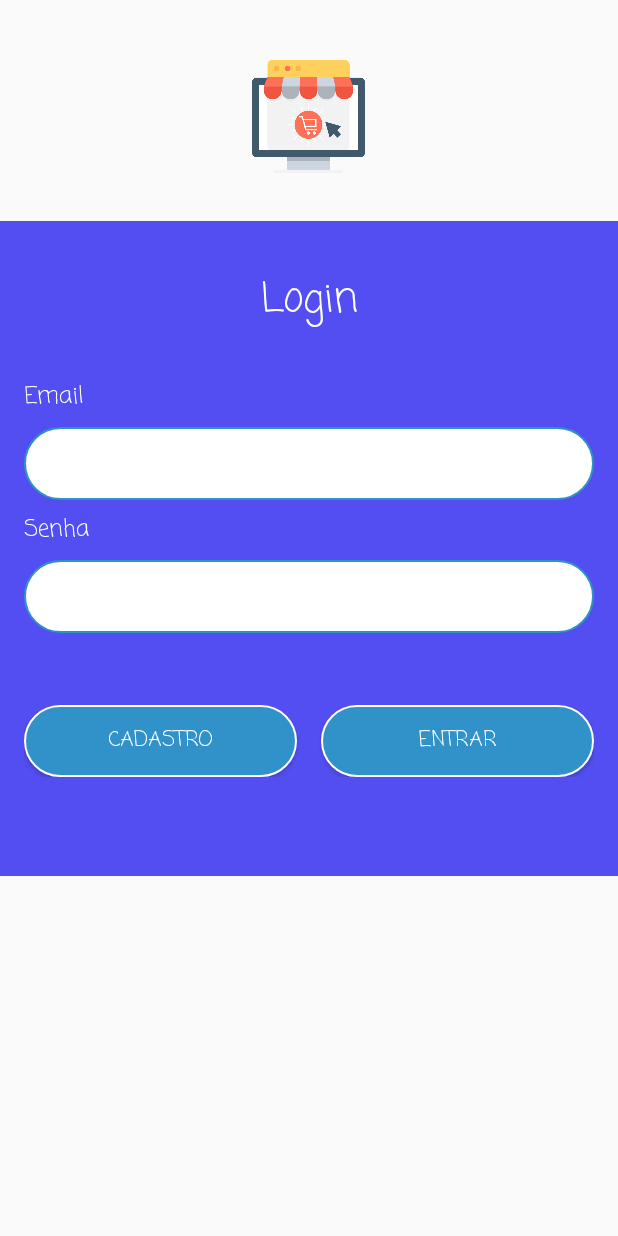
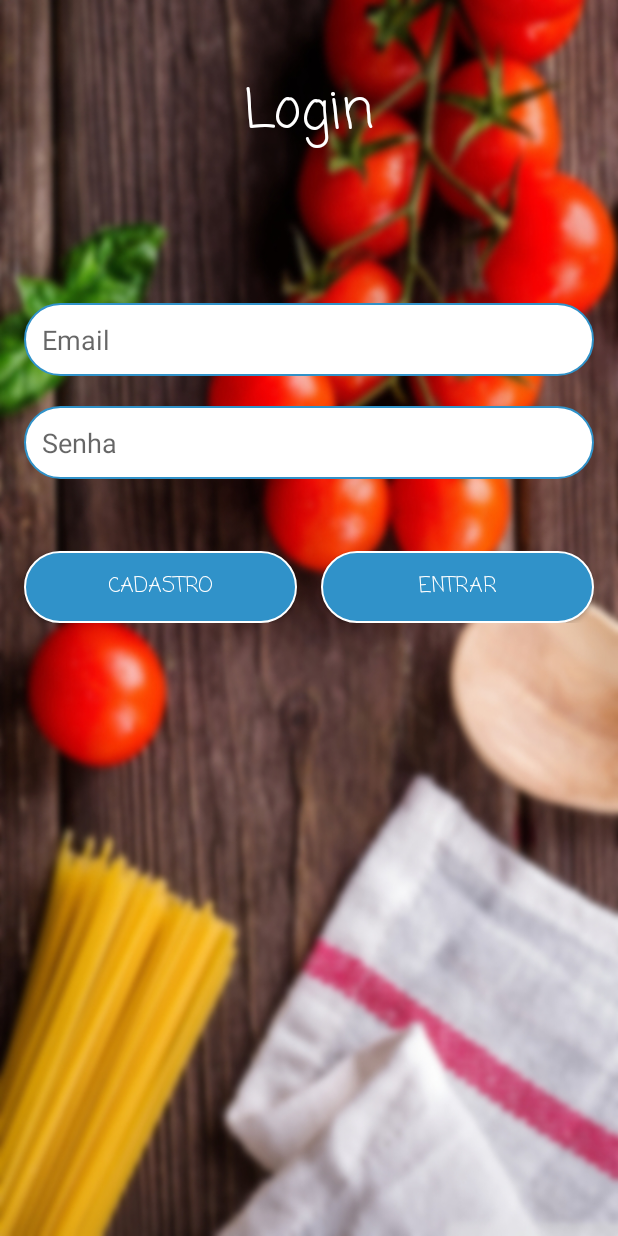
Before and after one commit to jailsonsilvajr/mylist, an Android app: the screen it shows after launch (LoginActivity), on a phone screen of 412 x 824 dp. Run offline under Robolectric (Android 15) with nearby library versions, the phone set to English and light mode, and no system bars.

Commit message:
Fazendo login sem travar tela

```diff
--- a/app/src/main/java/com/jailson/mylist/service/Service.java
+++ b/app/src/main/java/com/jailson/mylist/service/Service.java
@@ -23,7 +23,7 @@ public class Service {
     public User login(String email, String password) throws ExecutionException, InterruptedException {
 
         Login login = new Login(this.url + "user/login.php", email, password);
-        return login.execute().get();
+        return login.do_login();
     }
 
     public User register_user(String name, String email, String password) throws ExecutionException, InterruptedException {
--- a/app/src/main/res/layout/activity_login.xml
+++ b/app/src/main/res/layout/activity_login.xml
@@ -6,98 +6,53 @@
     android:layout_width="match_parent"
     android:layout_height="match_parent"
     tools:context=".activity.LoginActivity"
-    android:orientation="vertical">
-
-    <ScrollView
-        android:layout_width="match_parent"
-        android:layout_height="match_parent">
-
-        <LinearLayout
-            android:layout_width="match_parent"
-            android:layout_height="wrap_content"
-            android:orientation="vertical">
-
-            <ImageView
-                android:layout_width="75dp"
-                android:layout_height="75dp"
-                android:layout_marginTop="40dp"
-                android:src="@drawable/icon_app"
-                android:layout_gravity="center_horizontal"/>
+    android:orientation="vertical"
+    android:background="@drawable/background_login_desfoque_25">
 
     <LinearLayout
         android:layout_width="match_parent"
         android:layout_height="match_parent"
-                android:layout_marginTop="32dp"
-                android:background="@color/colorPrimaryDark"
+        android:layout_margin="16dp"
         android:orientation="vertical">
 
         <TextView
             android:layout_width="match_parent"
             android:layout_height="wrap_content"
             android:layout_marginTop="32dp"
-                    android:layout_marginLeft="16dp"
-                    android:layout_marginRight="16dp"
             android:gravity="center_horizontal"
             android:text="@string/login"
             android:fontFamily="casual"
             android:textColor="@color/colorAccent"
-                    android:textSize="12pt" />
-
-                <TextView
-                    android:layout_width="match_parent"
-                    android:layout_height="wrap_content"
-                    android:layout_marginTop="32dp"
-                    android:layout_marginLeft="16dp"
-                    android:layout_marginRight="16dp"
-                    android:text="@string/email"
-                    android:fontFamily="casual"
-                    android:textColor="@color/colorAccent"
-                    android:textSize="7pt"/>
+            android:textSize="16pt" />
 
         <EditText
             android:id="@+id/etLogin_email"
             android:layout_width="match_parent"
             android:layout_height="wrap_content"
-                    android:layout_marginTop="8dp"
-                    android:layout_marginLeft="16dp"
-                    android:layout_marginRight="16dp"
+            android:layout_marginTop="100dp"
             android:background="@drawable/background_edittext"
-                    android:inputType="textEmailAddress"/>
-
-                <TextView
-                    android:layout_width="match_parent"
-                    android:layout_height="wrap_content"
-                    android:layout_marginTop="8dp"
-                    android:layout_marginLeft="16dp"
-                    android:layout_marginRight="16dp"
-                    android:text="@string/password"
-                    android:fontFamily="casual"
-                    android:textColor="@color/colorAccent"
-                    android:textSize="7pt"/>
+            android:inputType="textEmailAddress"
+            android:hint="@string/email"/>
 
         <EditText
             android:id="@+id/etLogin_password"
             android:layout_width="match_parent"
             android:layout_height="wrap_content"
-                    android:layout_marginTop="8dp"
-                    android:layout_marginLeft="16dp"
-                    android:layout_marginRight="16dp"
+            android:layout_marginTop="20dp"
             android:background="@drawable/background_edittext"
-                    android:inputType="textPassword"/>
+            android:inputType="textPassword"
+            android:hint="@string/password"/>
 
         <LinearLayout
             android:layout_width="match_parent"
-                    android:layout_height="match_parent"
+            android:layout_height="wrap_content"
             android:layout_marginTop="48dp"
-                    android:layout_marginLeft="16dp"
-                    android:layout_marginRight="16dp"
-                    android:layout_marginBottom="66dp"
             android:orientation="horizontal">
 
             <Button
                 android:id="@+id/btnLogin_register"
                 android:layout_width="match_parent"
-                        android:layout_height="match_parent"
+                android:layout_height="wrap_content"
                 android:layout_weight="1"
                 android:layout_marginRight="8dp"
                 android:elevation="10dp"
@@ -109,7 +64,7 @@
             <Button
                 android:id="@+id/btnLogin_enter"
                 android:layout_width="match_parent"
-                        android:layout_height="match_parent"
+                android:layout_height="wrap_content"
                 android:layout_weight="1"
                 android:layout_marginLeft="8dp"
                 android:elevation="10dp"
@@ -120,10 +75,13 @@
 
         </LinearLayout>
 
+        <ProgressBar
+            android:id="@+id/progressBar_login"
+            android:layout_width="wrap_content"
+            android:layout_height="wrap_content"
+            android:layout_marginTop="32dp"
+            android:layout_gravity="center"/>
+
     </LinearLayout>
 
 </LinearLayout>
-
-    </ScrollView>
-
-</LinearLayout>
```
Also changed, not shown: app/src/main/java/com/jailson/mylist/activity/LoginActivity.java (+54 -20 lines), app/src/main/java/com/jailson/mylist/http/Login.java (+2 -6 lines), app/src/main/res/drawable-v24/background_login_desfoque_25.jpg (added). Lines whose indentation alone changed are shown as unchanged.
